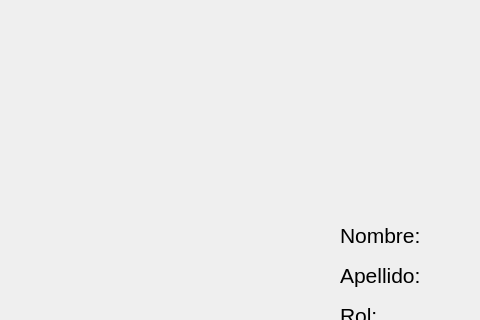
QuiannZo/Intelligent_Building, file PI-Edificio/viewuser.ui: the form before one commit; both pictures show x 0 to 480 and y 0 to 320 of the 1000 by 600 pixel window.
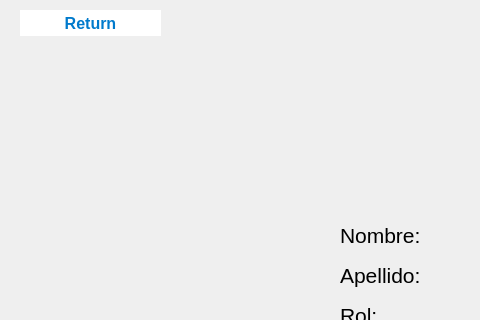
The form after the commit.

```diff
--- a/PI-Edificio/viewuser.ui
+++ b/PI-Edificio/viewuser.ui
@@ -96,6 +96,41 @@
      <string>Última actividad:</string>
     </property>
    </widget>
+   <widget class="QPushButton" name="pushButton1_2">
+    <property name="geometry">
+     <rect>
+      <x>20</x>
+      <y>10</y>
+      <width>141</width>
+      <height>26</height>
+     </rect>
+    </property>
+    <property name="font">
+     <font>
+      <pointsize>-1</pointsize>
+      <bold>true</bold>
+     </font>
+    </property>
+    <property name="styleSheet">
+     <string notr="true">    QPushButton {
+        background-color: white;
+        color: #007ACC; /* Text color */
+        border-radius: 25px; /* Rounded corners */
+        font-weight: bold;
+        font-size: 16px;
+    }
+    QPushButton:hover {
+        background-color: #E0E0E0; /* Hover effect */
+        box-shadow: 0px 4px 8px rgba(0, 0, 0, 0.2);
+    }
+    QPushButton:pressed {
+        background-color: #B0B0B0; /* Click effect */
+    }</string>
+    </property>
+    <property name="text">
+     <string>Return</string>
+    </property>
+   </widget>
   </widget>
   <widget class="QMenuBar" name="menubar">
    <property name="geometry">
```
Left out of the diff: 2 changed lines with no effect on the pictures.
